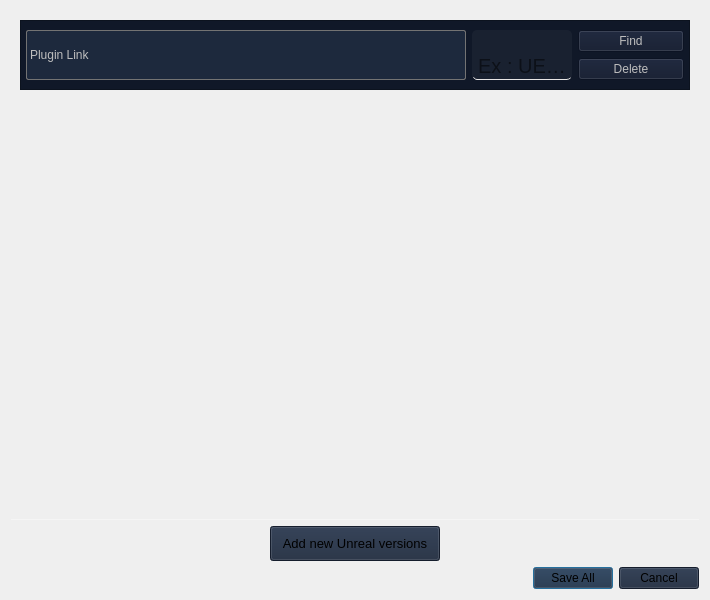
Before: the Qt Designer form PluginBuilder/unrealversions.ui in Mecanes-Org/PluginBuilder-source, drawn with Qt 5.
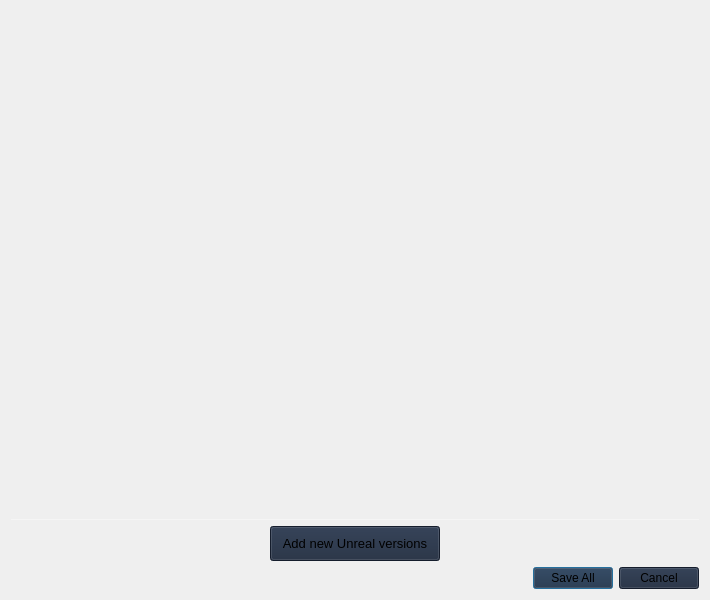
After: the same form once the commit is applied.

The edit to the form file:
```diff
--- a/PluginBuilder/unrealversions.ui
+++ b/PluginBuilder/unrealversions.ui
@@ -96,7 +96,7 @@
            <x>0</x>
            <y>0</y>
            <width>674</width>
-           <height>70</height>
+           <height>16</height>
           </rect>
          </property>
          <property name="sizePolicy">
@@ -121,151 +121,6 @@
           <property name="bottomMargin">
            <number>0</number>
           </property>
-          <item>
-           <widget class="QFrame" name="frame_ue">
-            <property name="enabled">
-             <bool>false</bool>
-            </property>
-            <property name="sizePolicy">
-             <sizepolicy hsizetype="Minimum" vsizetype="Maximum">
-              <horstretch>0</horstretch>
-              <verstretch>0</verstretch>
-             </sizepolicy>
-            </property>
-            <property name="minimumSize">
-             <size>
-              <width>650</width>
-              <height>70</height>
-             </size>
-            </property>
-            <property name="frameShape">
-             <enum>QFrame::Shape::StyledPanel</enum>
-            </property>
-            <property name="frameShadow">
-             <enum>QFrame::Shadow::Raised</enum>
-            </property>
-            <layout class="QVBoxLayout" name="verticalLayout_2">
-             <property name="leftMargin">
-              <number>0</number>
-             </property>
-             <property name="topMargin">
-              <number>0</number>
-             </property>
-             <property name="rightMargin">
-              <number>0</number>
-             </property>
-             <property name="bottomMargin">
-              <number>0</number>
-             </property>
-             <item>
-              <layout class="QHBoxLayout" name="horizontalLayout">
-               <property name="leftMargin">
-                <number>5</number>
-               </property>
-               <property name="rightMargin">
-                <number>5</number>
-               </property>
-               <item>
-                <widget class="QLabel" name="label_pluginPath">
-                 <property name="sizePolicy">
-                  <sizepolicy hsizetype="Preferred" vsizetype="Maximum">
-                   <horstretch>0</horstretch>
-                   <verstretch>0</verstretch>
-                  </sizepolicy>
-                 </property>
-                 <property name="minimumSize">
-                  <size>
-                   <width>440</width>
-                   <height>30</height>
-                  </size>
-                 </property>
-                 <property name="maximumSize">
-                  <size>
-                   <width>400</width>
-                   <height>50</height>
-                  </size>
-                 </property>
-                 <property name="toolTip">
-                  <string/>
-                 </property>
-                 <property name="styleSheet">
-                  <string notr="true"/>
-                 </property>
-                 <property name="text">
-                  <string>Plugin Link</string>
-                 </property>
-                </widget>
-               </item>
-               <item>
-                <widget class="QLineEdit" name="lineEdit_UE_versionName">
-                 <property name="sizePolicy">
-                  <sizepolicy hsizetype="Minimum" vsizetype="Maximum">
-                   <horstretch>0</horstretch>
-                   <verstretch>0</verstretch>
-                  </sizepolicy>
-                 </property>
-                 <property name="minimumSize">
-                  <size>
-                   <width>0</width>
-                   <height>40</height>
-                  </size>
-                 </property>
-                 <property name="maximumSize">
-                  <size>
-                   <width>100</width>
-                   <height>50</height>
-                  </size>
-                 </property>
-                 <property name="font">
-                  <font>
-                   <pointsize>15</pointsize>
-                   <stylestrategy>PreferDefault</stylestrategy>
-                   <fontweight>DemiBold</fontweight>
-                  </font>
-                 </property>
-                 <property name="toolTip">
-                  <string>Unreal Version</string>
-                 </property>
-                 <property name="statusTip">
-                  <string/>
-                 </property>
-                 <property name="inputMask">
-                  <string/>
-                 </property>
-                 <property name="maxLength">
-                  <number>10</number>
-                 </property>
-                 <property name="alignment">
-                  <set>Qt::AlignmentFlag::AlignBottom|Qt::AlignmentFlag::AlignHCenter</set>
-                 </property>
-                 <property name="placeholderText">
-                  <string>Ex : UE5_7</string>
-                 </property>
-                </widget>
-               </item>
-               <item>
-                <layout class="QVBoxLayout" name="verticalLayout">
-                 <item>
-                  <widget class="QPushButton" name="pushButton">
-                   <property name="text">
-                    <string>Find</string>
-                   </property>
-                  </widget>
-                 </item>
-                 <item>
-                  <widget class="QPushButton" name="pushButton_2">
-                   <property name="text">
-                    <string>Delete</string>
-                   </property>
-                  </widget>
-                 </item>
-                </layout>
-               </item>
-              </layout>
-             </item>
-            </layout>
-           </widget>
-          </item>
          </layout>
         </widget>
        </widget>
```
